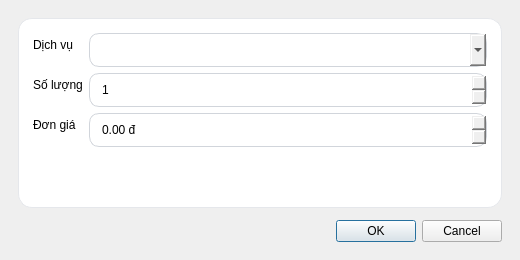
Before: the Qt Designer form app/ui/dialog_session_service.ui in thaieaut-engineer/Cong-nghe-phan-mem, drawn with Qt 5.
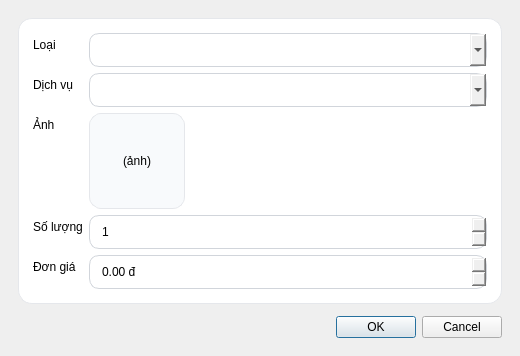
After: the same form once the commit is applied.

Diff of the .ui file:
```diff
--- a/app/ui/dialog_session_service.ui
+++ b/app/ui/dialog_session_service.ui
@@ -46,23 +46,65 @@
        <number>14</number>
       </property>
       <item row="0" column="0">
+       <widget class="QLabel" name="labelType">
+        <property name="text">
+         <string>Loại</string>
+        </property>
+       </widget>
+      </item>
+      <item row="0" column="1">
+       <widget class="QComboBox" name="comboServiceType"/>
+      </item>
+      <item row="1" column="0">
        <widget class="QLabel" name="labelService">
         <property name="text">
          <string>Dịch vụ</string>
         </property>
        </widget>
       </item>
-      <item row="0" column="1">
+      <item row="1" column="1">
        <widget class="QComboBox" name="comboService"/>
       </item>
-      <item row="1" column="0">
+      <item row="2" column="0">
+       <widget class="QLabel" name="labelPreview">
+        <property name="text">
+         <string>Ảnh</string>
+        </property>
+       </widget>
+      </item>
+      <item row="2" column="1">
+       <widget class="QLabel" name="lblServicePreview">
+        <property name="minimumSize">
+         <size>
+          <width>96</width>
+          <height>96</height>
+         </size>
+        </property>
+        <property name="maximumSize">
+         <size>
+          <width>96</width>
+          <height>96</height>
+         </size>
+        </property>
+        <property name="styleSheet">
+         <string notr="true">QLabel#lblServicePreview{border:1px solid #e5e7eb;border-radius:12px;background:#f8fafc;}</string>
+        </property>
+        <property name="alignment">
+         <set>Qt::AlignCenter</set>
+        </property>
+        <property name="text">
+         <string>(ảnh)</string>
+        </property>
+       </widget>
+      </item>
+      <item row="3" column="0">
        <widget class="QLabel" name="labelQty">
         <property name="text">
          <string>Số lượng</string>
         </property>
        </widget>
       </item>
-      <item row="1" column="1">
+      <item row="3" column="1">
        <widget class="QSpinBox" name="spinQty">
         <property name="minimum">
          <number>1</number>
@@ -72,14 +114,14 @@
         </property>
        </widget>
       </item>
-      <item row="2" column="0">
+      <item row="4" column="0">
        <widget class="QLabel" name="labelUnit">
         <property name="text">
          <string>Đơn giá</string>
         </property>
        </widget>
       </item>
-      <item row="2" column="1">
+      <item row="4" column="1">
        <widget class="QDoubleSpinBox" name="spinUnitPrice">
         <property name="maximum">
          <double>10000000.000000000000000</double>
```
